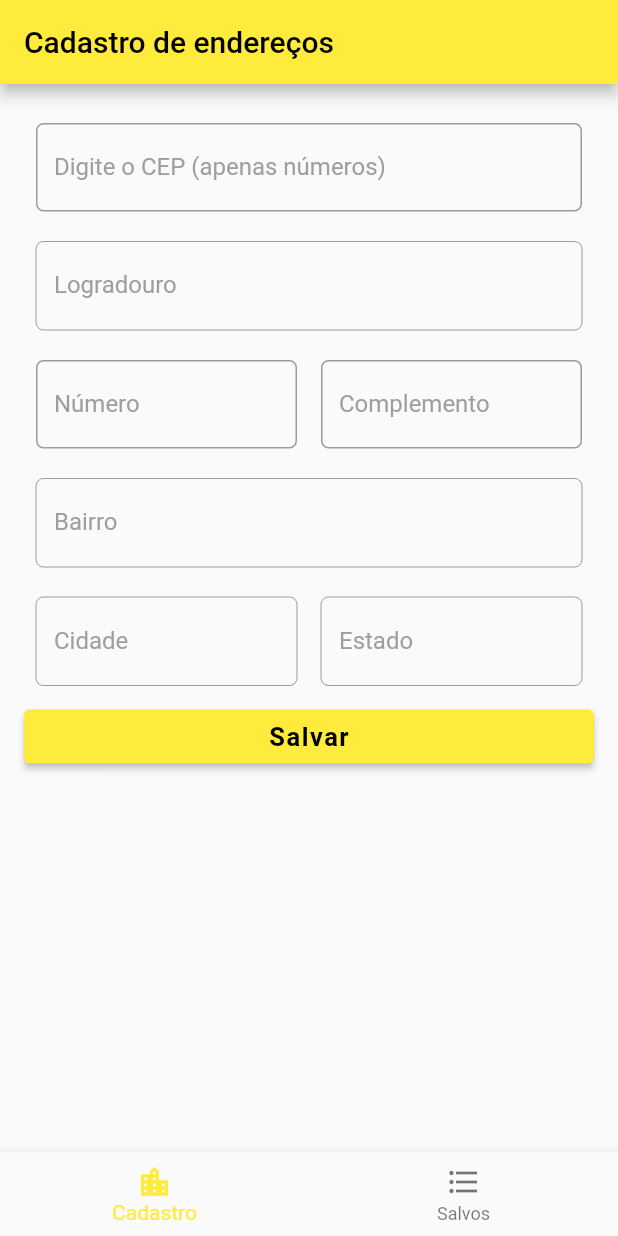
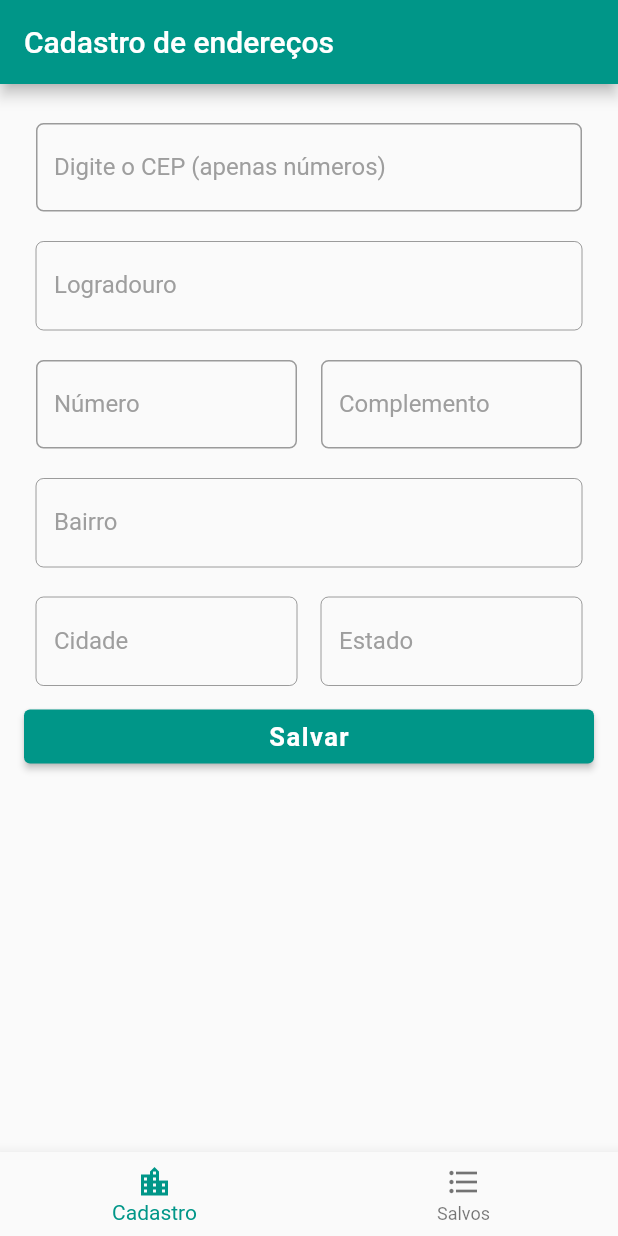
Before and after one commit to Charles-XavierS/Cadastro_CEP_Flutter, a Flutter app: the screen it shows after launch, on a phone screen of 412 x 824 dp. Run offline on Flutter 3.47's test engine with Material 2 defaults, Android fonts, the phone set to English and light mode, and no system bars; our stand-ins replace dio; network calls fail.

Commit message:
style: Trocado cor primária

```diff
--- a/lib/my_app.dart
+++ b/lib/my_app.dart
@@ -11,7 +11,7 @@ class MyApp extends StatelessWidget {
       debugShowCheckedModeBanner: false,
       title: 'Cadastro de endereços',
       theme: ThemeData(
-        colorScheme: ColorScheme.fromSwatch(primarySwatch: Colors.yellow),
+        colorScheme: ColorScheme.fromSwatch(primarySwatch: Colors.teal),
       ),
       home: const HomePage(),
     );
```
